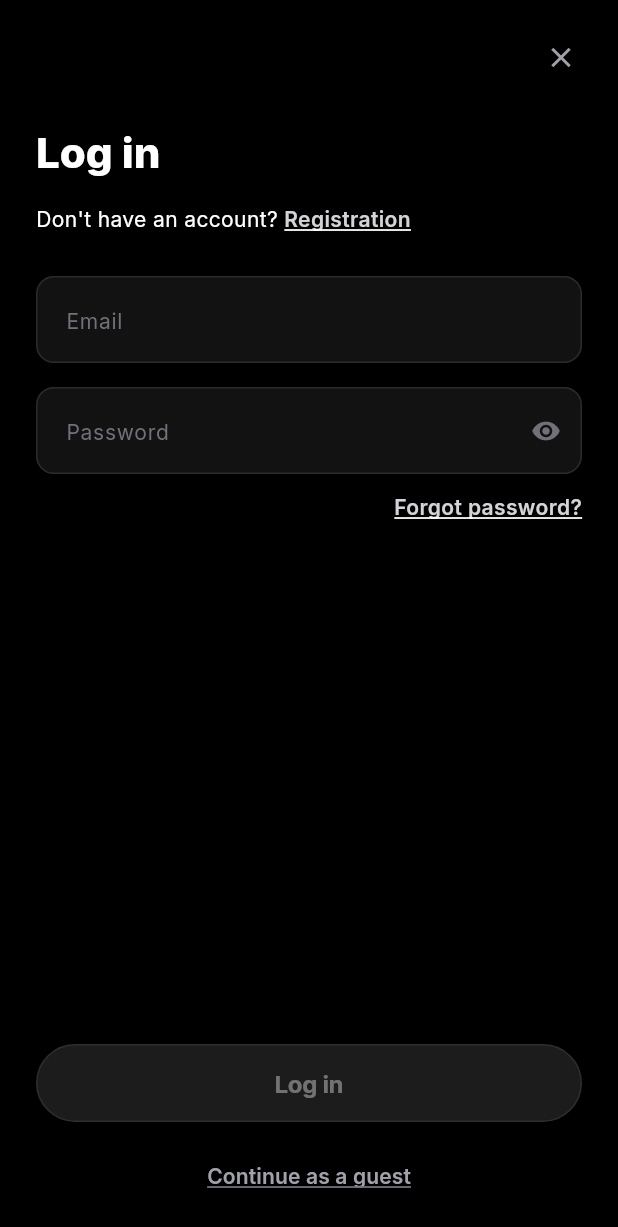
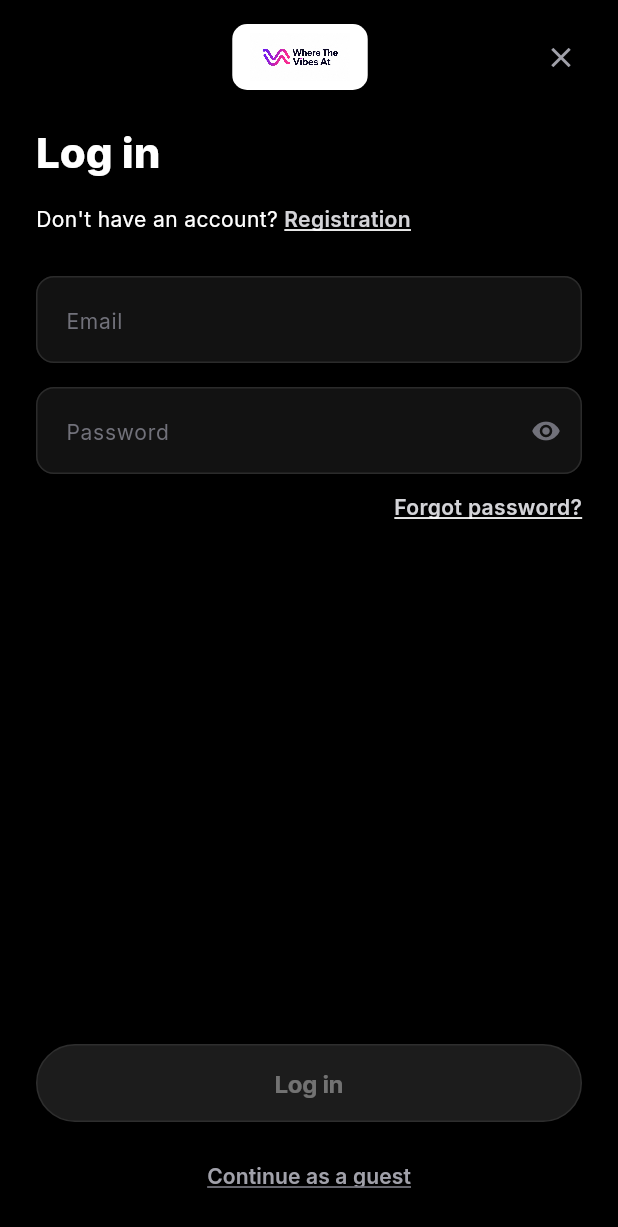
Before and after one commit to Wherethevibesat/wtva-flutter, a Flutter app: the screen it shows after launch, after a tap on "I'm going out", after a tap on "Skip", on a phone screen of 412 x 824 dp. Shown: the top 1227 px of the screen. Run offline on Flutter 3.47's test engine with Material 3 defaults, Android fonts, the phone set to English and light mode, and no system bars; our stand-ins replace file_picker, flutter_map, geolocator, google_fonts, image_picker, latlong2 and 3 more; missing offline and left inert: flutter_stripe, mobile_scanner; accounts and stored records are empty; statements that could not run were skipped.

Commit message:
Add WTVA logo asset across splash, mode picker, and auth
Ship the brand mark as a Flutter asset and render it on splash, mode
selection, and shared auth shells instead of text-only branding.

Co-authored-by: Cursor <cursoragent@cursor.com>

```diff
--- a/lib/config/app_brand.dart
+++ b/lib/config/app_brand.dart
@@ -5,9 +5,11 @@ class AppBrand {
   static const String name = 'Where The Vibes At';
   static const String slug = 'wherethevibesat';
   static const String shortName = 'wtva';
-  /// Primary logo mark (e.g. mode picker, splash).
+  /// Primary logo asset path.
+  static const String logoAsset = 'assets/brand/wtva-logo.jpg';
+  /// Text fallback / short mark when an image isn't appropriate.
   static const String logoMark = 'WTVA';
-  /// Legacy all-caps wordmark — prefer [logoMark] + [name].
+  /// Legacy all-caps wordmark — prefer [logoAsset] / [BrandLogo].
   static const String logoWordmark = 'WHERETHEVIBESAT';
   static const String tagline = 'Find where the vibes at tonight';
 }
--- a/lib/screens/mode_picker_screen.dart
+++ b/lib/screens/mode_picker_screen.dart
@@ -3,6 +3,7 @@ import '../config/app_brand.dart';
 import '../models/app_mode.dart';
 import '../services/app_mode_service.dart';
 import '../theme/figma_theme.dart';
+import '../widgets/wtva/brand_logo.dart';
 import '../widgets/wtva/nightlife_video_background.dart';
 import 'business/business_launcher.dart';
 import 'wtva/app_launcher.dart' show CustomerLauncher;
@@ -36,29 +37,17 @@ class ModePickerScreen extends StatelessWidget {
               child: Column(
                 crossAxisAlignment: CrossAxisAlignment.stretch,
                 children: [
-                  Column(
-                    children: [
-                      Text(
-                        AppBrand.logoMark,
-                        textAlign: TextAlign.center,
-                        style: const TextStyle(
-                          fontSize: 32,
-                          fontWeight: FontWeight.w800,
-                          letterSpacing: 3,
-                          color: WtvaColors.neutral50,
+                  Center(
+                    child: ClipRRect(
+                      borderRadius: BorderRadius.circular(16),
+                      child: ColoredBox(
+                        color: Colors.white,
+                        child: Padding(
+                          padding: const EdgeInsets.symmetric(horizontal: 20, vertical: 14),
+                          child: BrandLogo(height: 56),
                         ),
                       ),
-                      const SizedBox(height: 6),
-                      Text(
-                        AppBrand.name,
-                        textAlign: TextAlign.center,
-                        style: const TextStyle(
-                          fontSize: 14,
-                          fontWeight: FontWeight.w500,
-                          color: WtvaColors.neutral300,
-                        ),
-                      ),
-                    ],
+                    ),
                   ),
                   const SizedBox(height: 40),
                   Text(
--- a/lib/screens/wtva/splash_screen.dart
+++ b/lib/screens/wtva/splash_screen.dart
@@ -1,5 +1,4 @@
 import 'package:flutter/material.dart';
-import '../../config/app_brand.dart';
 import '../../theme/figma_theme.dart';
 import '../../services/business_service.dart';
 import '../../services/favorites_service.dart';
@@ -7,6 +6,7 @@ import '../../services/ranking_service.dart';
 import '../../services/venue_repository.dart';
 import '../../services/app_mode_service.dart';
 import '../../services/user_service.dart';
+import '../../widgets/wtva/brand_logo.dart';
 import 'app_launcher.dart';
 
 class SplashScreen extends StatefulWidget {
@@ -64,22 +64,15 @@ class _SplashScreenState extends State<SplashScreen> with SingleTickerProviderSt
         child: Column(
           mainAxisAlignment: MainAxisAlignment.center,
           children: [
-            Text(
-              AppBrand.logoMark,
-              style: const TextStyle(
-                fontSize: 32,
-                fontWeight: FontWeight.w800,
-                letterSpacing: 3,
-                color: WtvaColors.neutral50,
-              ),
-            ),
-            const SizedBox(height: 8),
-            Text(
-              AppBrand.name,
-              style: const TextStyle(
-                fontSize: 14,
-                fontWeight: FontWeight.w500,
-                color: WtvaColors.neutral300,
+            // White logo plate reads cleanly on the dark splash.
+            ClipRRect(
+              borderRadius: BorderRadius.circular(16),
+              child: ColoredBox(
+                color: Colors.white,
+                child: Padding(
+                  padding: const EdgeInsets.symmetric(horizontal: 20, vertical: 14),
+                  child: BrandLogo(height: 64),
+                ),
               ),
             ),
             const SizedBox(height: 48),
--- /dev/null
+++ b/lib/widgets/wtva/brand_logo.dart
@@ -0,0 +1,25 @@
+import 'package:flutter/material.dart';
+import '../../config/app_brand.dart';
+
+/// Shared WTVA logo image used on splash, mode picker, and branded headers.
+class BrandLogo extends StatelessWidget {
+  const BrandLogo({
+    super.key,
+    this.height = 56,
+  });
+
+  final double height;
+
+  static const String assetPath = AppBrand.logoAsset;
+
+  @override
+  Widget build(BuildContext context) {
+    return Image.asset(
+      assetPath,
+      height: height,
+      fit: BoxFit.contain,
+      semanticLabel: AppBrand.name,
+      filterQuality: FilterQuality.high,
+    );
+  }
+}
--- a/lib/widgets/wtva/wtva_auth_shell.dart
+++ b/lib/widgets/wtva/wtva_auth_shell.dart
@@ -1,5 +1,6 @@
 import 'package:flutter/material.dart';
 import '../../theme/figma_theme.dart';
+import 'brand_logo.dart';
 import 'wtva_gradient_button.dart';
 
 /// Shared layout for login / registration / forgot-password (Figma auth pattern).
@@ -49,7 +50,20 @@ class WtvaAuthShell extends StatelessWidget {
                         )
                       else
                         const SizedBox(width: 48),
-                      const Spacer(),
+                      const Expanded(
+                        child: Center(
+                          child: ClipRRect(
+                            borderRadius: BorderRadius.all(Radius.circular(10)),
+                            child: ColoredBox(
+                              color: Colors.white,
+                              child: Padding(
+                                padding: EdgeInsets.symmetric(horizontal: 12, vertical: 6),
+                                child: BrandLogo(height: 32),
+                              ),
+                            ),
+                          ),
+                        ),
+                      ),
                       if (onClose != null)
                         IconButton(
                           onPressed: onClose,
--- a/pubspec.yaml
+++ b/pubspec.yaml
@@ -79,6 +79,7 @@ flutter:
   # To add assets to your application, add an assets section, like this:
   assets:
     - assets/images/
+    - assets/brand/
     - assets/videos/mode_picker_bg.mp4
 
   # An image asset can refer to one or more resolution-specific "variants", see
```
Also changed, not shown: assets/brand/wtva-logo.jpg (added).
